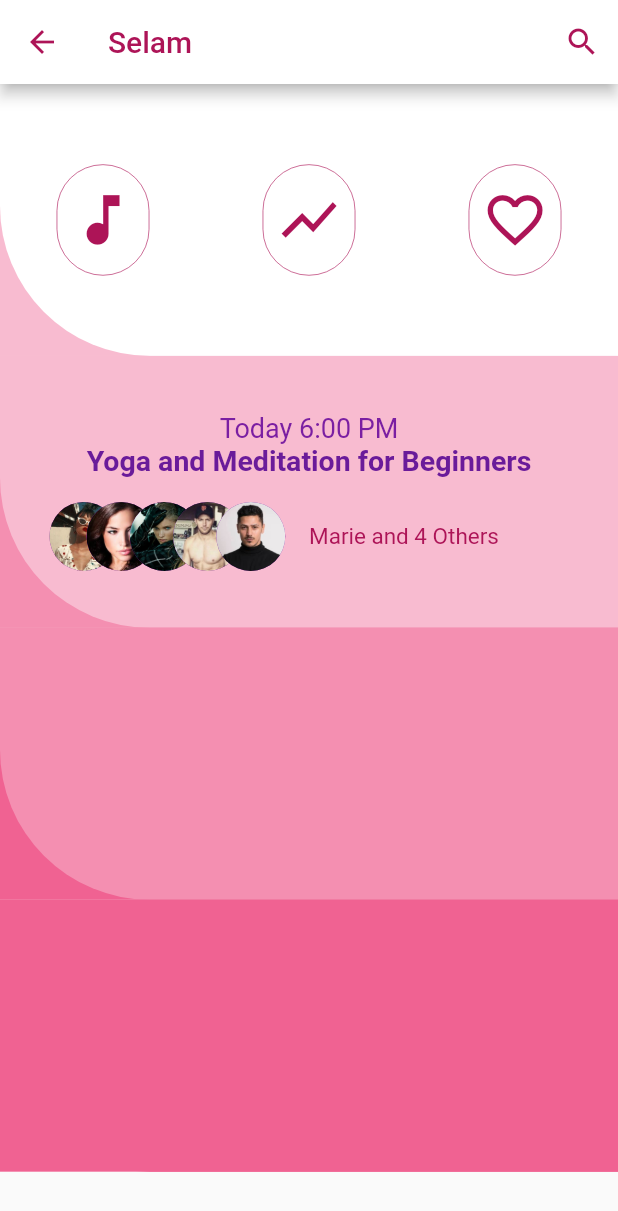
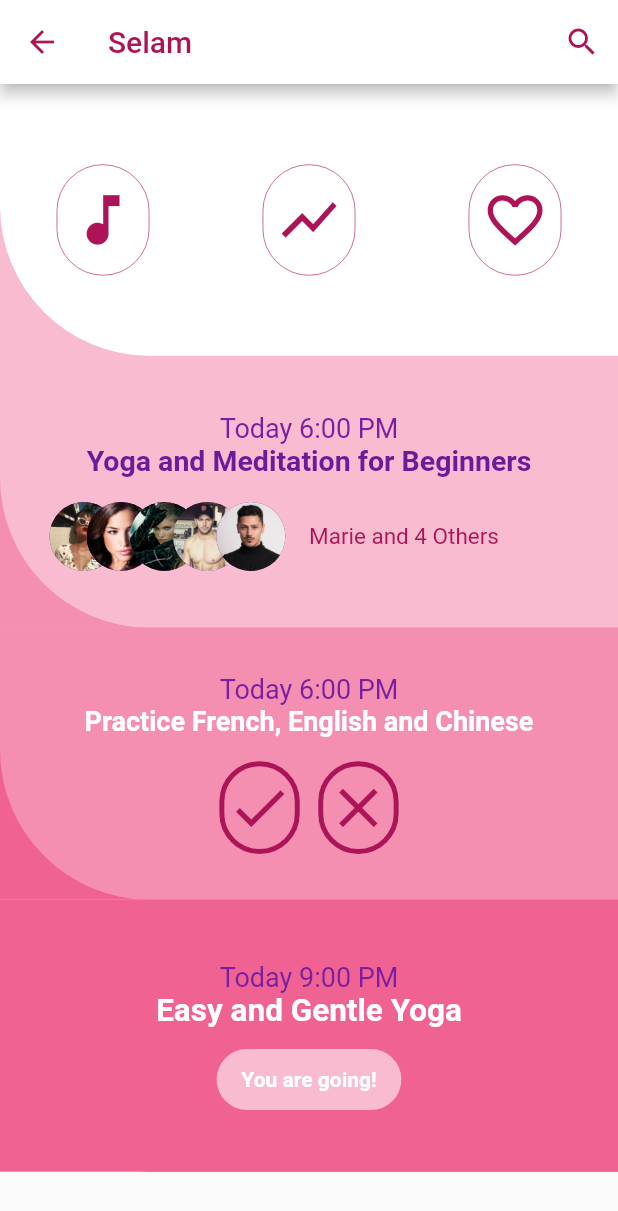
Before and after one commit to alpceylan/flutter-ui-challange, a Flutter app: the screen it shows after launch, on a phone screen of 412 x 824 dp. Shown: the top 1211 px of the screen. Run offline on Flutter 3.47's test engine with Material 2 defaults, Android fonts, the phone set to English and light mode, and no system bars.

Commit message:
week2 all containers completed

```diff
--- a/week2_meetup_ui/lib/screens/home_screen.dart
+++ b/week2_meetup_ui/lib/screens/home_screen.dart
@@ -61,7 +61,8 @@ class HomeScreen extends StatelessWidget {
                   mainAxisAlignment: MainAxisAlignment.spaceAround,
                   crossAxisAlignment: CrossAxisAlignment.center,
                   children: [
-                    Container(
+                    GestureDetector(
+                      child: Container(
                         height: deviceHeight * 0.09,
                         width: deviceWidth * 0.15,
                         decoration: BoxDecoration(
@@ -81,7 +82,9 @@ class HomeScreen extends StatelessWidget {
                           size: (deviceWidth * 0.013) * (deviceHeight * 0.01),
                         ),
                       ),
-                    Container(
+                    ),
+                    GestureDetector(
+                      child: Container(
                         height: deviceHeight * 0.09,
                         width: deviceWidth * 0.15,
                         decoration: BoxDecoration(
@@ -101,7 +104,9 @@ class HomeScreen extends StatelessWidget {
                           size: (deviceWidth * 0.013) * (deviceHeight * 0.01),
                         ),
                       ),
-                    Container(
+                    ),
+                    GestureDetector(
+                      child: Container(
                         height: deviceHeight * 0.09,
                         width: deviceWidth * 0.15,
                         decoration: BoxDecoration(
@@ -119,6 +124,7 @@ class HomeScreen extends StatelessWidget {
                           Icons.favorite_border,
                           color: Theme.of(context).accentColor,
                           size: (deviceWidth * 0.013) * (deviceHeight * 0.01),
+                        ),
                       ),
                     ),
                   ],
@@ -215,7 +221,10 @@ class HomeScreen extends StatelessWidget {
                         ),
                         Text(
                           'Marie and 4 Others',
-                          style: TextStyle(color: Theme.of(context).accentColor, fontSize: 15,),
+                          style: TextStyle(
+                            color: Theme.of(context).accentColor,
+                            fontSize: 15,
+                          ),
                         ),
                       ],
                     ),
@@ -234,6 +243,81 @@ class HomeScreen extends StatelessWidget {
                     bottomLeft: Radius.circular(100),
                   ),
                 ),
+                child: Column(
+                  mainAxisAlignment: MainAxisAlignment.center,
+                  children: [
+                    Text(
+                      'Today 6:00 PM',
+                      style: TextStyle(
+                        color: Colors.purple[700],
+                        fontSize: 18,
+                      ),
+                    ),
+                    Text(
+                      'Practice French, English and Chinese',
+                      style: TextStyle(
+                        color: Colors.white,
+                        fontWeight: FontWeight.bold,
+                        fontSize: 18,
+                      ),
+                    ),
+                    SizedBox(
+                      height: deviceHeight * 0.02,
+                    ),
+                    Row(
+                      mainAxisAlignment: MainAxisAlignment.center,
+                      children: [
+                        GestureDetector(
+                          child: Container(
+                            height: deviceHeight * 0.075,
+                            width: deviceWidth * 0.13,
+                            decoration: BoxDecoration(
+                              borderRadius: BorderRadius.all(
+                                Radius.circular(100),
+                              ),
+                              border: Border.all(
+                                color: Theme.of(context).accentColor,
+                                width: deviceWidth * 0.008,
+                                style: BorderStyle.solid,
+                              ),
+                            ),
+                            child: Icon(
+                              Icons.check,
+                              color: Theme.of(context).accentColor,
+                              size:
+                                  (deviceWidth * 0.013) * (deviceHeight * 0.01),
+                            ),
+                          ),
+                        ),
+                        SizedBox(
+                          width: deviceWidth * 0.03,
+                        ),
+                        GestureDetector(
+                          child: Container(
+                            height: deviceHeight * 0.075,
+                            width: deviceWidth * 0.13,
+                            decoration: BoxDecoration(
+                              borderRadius: BorderRadius.all(
+                                Radius.circular(100),
+                              ),
+                              border: Border.all(
+                                color: Theme.of(context).accentColor,
+                                width: deviceWidth * 0.008,
+                                style: BorderStyle.solid,
+                              ),
+                            ),
+                            child: Icon(
+                              Icons.close,
+                              color: Theme.of(context).accentColor,
+                              size:
+                                  (deviceWidth * 0.013) * (deviceHeight * 0.01),
+                            ),
+                          ),
+                        ),
+                      ],
+                    ),
+                  ],
+                ),
               ),
             ),
             Container(
@@ -247,6 +331,50 @@ class HomeScreen extends StatelessWidget {
                     bottomLeft: Radius.circular(100),
                   ),
                 ),
+                child: Column(
+                  mainAxisAlignment: MainAxisAlignment.center,
+                  children: [
+                    Text(
+                      'Today 9:00 PM',
+                      style: TextStyle(
+                        color: Colors.purple[700],
+                        fontSize: 18,
+                      ),
+                    ),
+                    Text(
+                      'Easy and Gentle Yoga',
+                      style: TextStyle(
+                        color: Colors.white,
+                        fontSize: 21,
+                        fontWeight: FontWeight.bold,
+                      ),
+                    ),
+                    SizedBox(
+                      height: deviceHeight * 0.015,
+                    ),
+                    GestureDetector(
+                      child: Container(
+                        padding: EdgeInsets.symmetric(
+                          vertical: deviceHeight * 0.015,
+                          horizontal: deviceWidth * 0.04,
+                        ),
+                        decoration: BoxDecoration(
+                          color: Colors.pink[100],
+                          borderRadius: BorderRadius.all(
+                            Radius.circular(50),
+                          ),
+                        ),
+                        child: Text(
+                          'You are going!',
+                          style: TextStyle(
+                            fontWeight: FontWeight.bold,
+                            color: Colors.white,
+                          ),
+                        ),
+                      ),
+                    ),
+                  ],
+                ),
               ),
             ),
           ],
```
Lines whose indentation alone changed are shown as unchanged.
